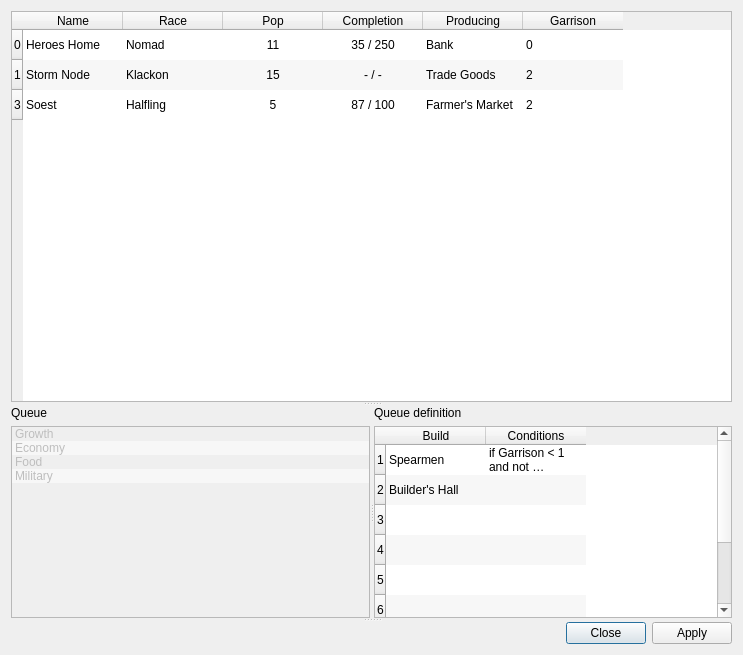
This is QMoMDialogs/dialogbuildingqueues.ui in jbalcomb/MoM-RTGT as Qt 5 draws it before an edit. The edited form follows.
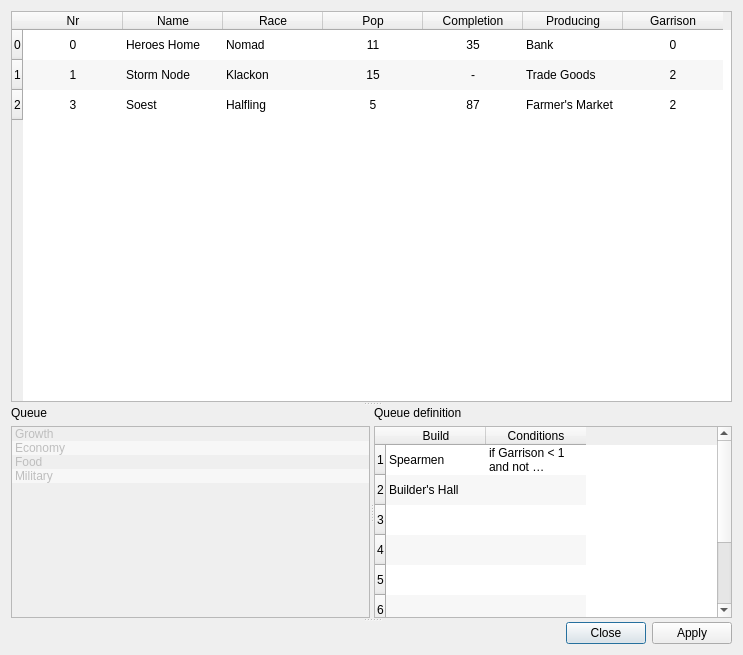
This is the edited form.

What changed in the file:
```diff
--- a/QMoMDialogs/dialogbuildingqueues.ui
+++ b/QMoMDialogs/dialogbuildingqueues.ui
@@ -44,9 +44,17 @@
       </row>
       <row>
        <property name="text">
-        <string>3</string>
+        <string>2</string>
        </property>
       </row>
+      <column>
+       <property name="text">
+        <string>Nr</string>
+       </property>
+       <property name="textAlignment">
+        <set>AlignHCenter|AlignVCenter|AlignCenter</set>
+       </property>
+      </column>
       <column>
        <property name="text">
         <string>Name</string>
@@ -94,25 +102,25 @@
       </column>
       <item row="0" column="0">
        <property name="text">
-        <string>Heroes Home</string>
+        <string>0</string>
+       </property>
+       <property name="textAlignment">
+        <set>AlignHCenter|AlignVCenter|AlignCenter</set>
        </property>
       </item>
       <item row="0" column="1">
        <property name="text">
-        <string>Nomad</string>
+        <string>Heroes Home</string>
        </property>
       </item>
       <item row="0" column="2">
        <property name="text">
-        <string>11</string>
-       </property>
-       <property name="textAlignment">
-        <set>AlignHCenter|AlignVCenter|AlignCenter</set>
+        <string>Nomad</string>
        </property>
       </item>
       <item row="0" column="3">
        <property name="text">
-        <string>35 / 250</string>
+        <string>11</string>
        </property>
        <property name="textAlignment">
         <set>AlignHCenter|AlignVCenter|AlignCenter</set>
@@ -120,35 +128,46 @@
       </item>
       <item row="0" column="4">
        <property name="text">
-        <string>Bank</string>
+        <string>35</string>
+       </property>
+       <property name="textAlignment">
+        <set>AlignHCenter|AlignVCenter|AlignCenter</set>
        </property>
       </item>
       <item row="0" column="5">
        <property name="text">
+        <string>Bank</string>
+       </property>
+      </item>
+      <item row="0" column="6">
+       <property name="text">
         <string>0</string>
        </property>
+       <property name="textAlignment">
+        <set>AlignHCenter|AlignVCenter|AlignCenter</set>
+       </property>
       </item>
       <item row="1" column="0">
        <property name="text">
-        <string>Storm Node</string>
+        <string>1</string>
+       </property>
+       <property name="textAlignment">
+        <set>AlignHCenter|AlignVCenter|AlignCenter</set>
        </property>
       </item>
       <item row="1" column="1">
        <property name="text">
-        <string>Klackon</string>
+        <string>Storm Node</string>
        </property>
       </item>
       <item row="1" column="2">
        <property name="text">
-        <string>15</string>
-       </property>
-       <property name="textAlignment">
-        <set>AlignHCenter|AlignVCenter|AlignCenter</set>
+        <string>Klackon</string>
        </property>
       </item>
       <item row="1" column="3">
        <property name="text">
-        <string>- / -</string>
+        <string>15</string>
        </property>
        <property name="textAlignment">
         <set>AlignHCenter|AlignVCenter|AlignCenter</set>
@@ -156,35 +175,46 @@
       </item>
       <item row="1" column="4">
        <property name="text">
-        <string>Trade Goods</string>
+        <string>-</string>
+       </property>
+       <property name="textAlignment">
+        <set>AlignHCenter|AlignVCenter|AlignCenter</set>
        </property>
       </item>
       <item row="1" column="5">
        <property name="text">
+        <string>Trade Goods</string>
+       </property>
+      </item>
+      <item row="1" column="6">
+       <property name="text">
         <string>2</string>
        </property>
+       <property name="textAlignment">
+        <set>AlignHCenter|AlignVCenter|AlignCenter</set>
+       </property>
       </item>
       <item row="2" column="0">
        <property name="text">
-        <string>Soest</string>
+        <string>3</string>
+       </property>
+       <property name="textAlignment">
+        <set>AlignHCenter|AlignVCenter|AlignCenter</set>
        </property>
       </item>
       <item row="2" column="1">
        <property name="text">
-        <string>Halfling</string>
+        <string>Soest</string>
        </property>
       </item>
       <item row="2" column="2">
        <property name="text">
-        <string>5</string>
-       </property>
-       <property name="textAlignment">
-        <set>AlignHCenter|AlignVCenter|AlignCenter</set>
+        <string>Halfling</string>
        </property>
       </item>
       <item row="2" column="3">
        <property name="text">
-        <string>87 / 100</string>
+        <string>5</string>
        </property>
        <property name="textAlignment">
         <set>AlignHCenter|AlignVCenter|AlignCenter</set>
@@ -192,13 +222,24 @@
       </item>
       <item row="2" column="4">
        <property name="text">
-        <string>Farmer's Market</string>
+        <string>87</string>
+       </property>
+       <property name="textAlignment">
+        <set>AlignHCenter|AlignVCenter|AlignCenter</set>
        </property>
       </item>
       <item row="2" column="5">
        <property name="text">
+        <string>Farmer's Market</string>
+       </property>
+      </item>
+      <item row="2" column="6">
+       <property name="text">
         <string>2</string>
        </property>
+       <property name="textAlignment">
+        <set>AlignHCenter|AlignVCenter|AlignCenter</set>
+       </property>
       </item>
      </widget>
      <widget class="QSplitter" name="splitter">
```
Left out of the diff: 6 changed lines with no effect on the pictures.
